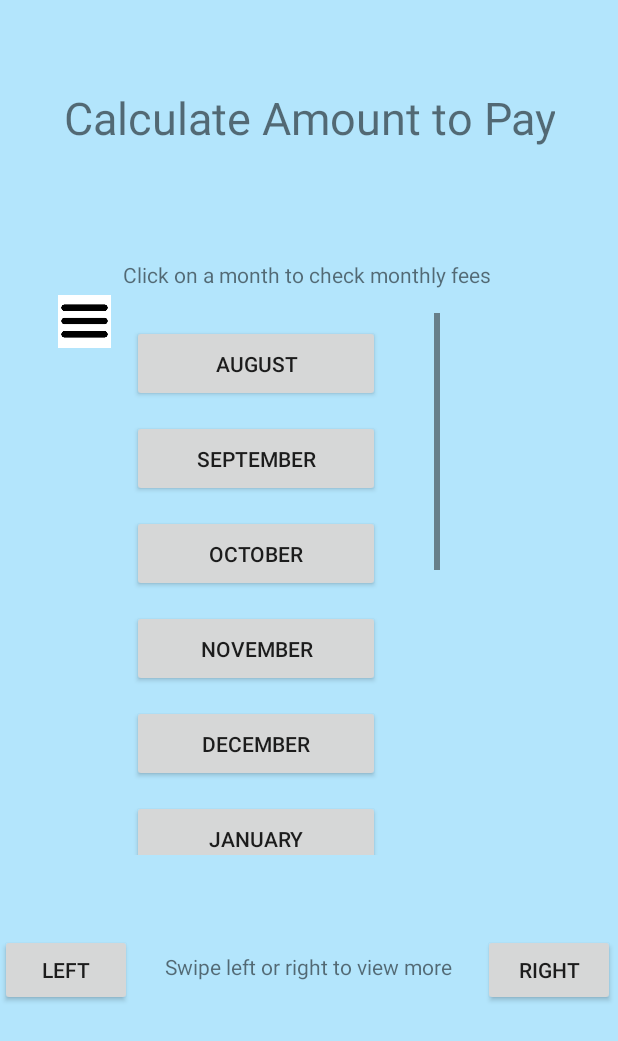
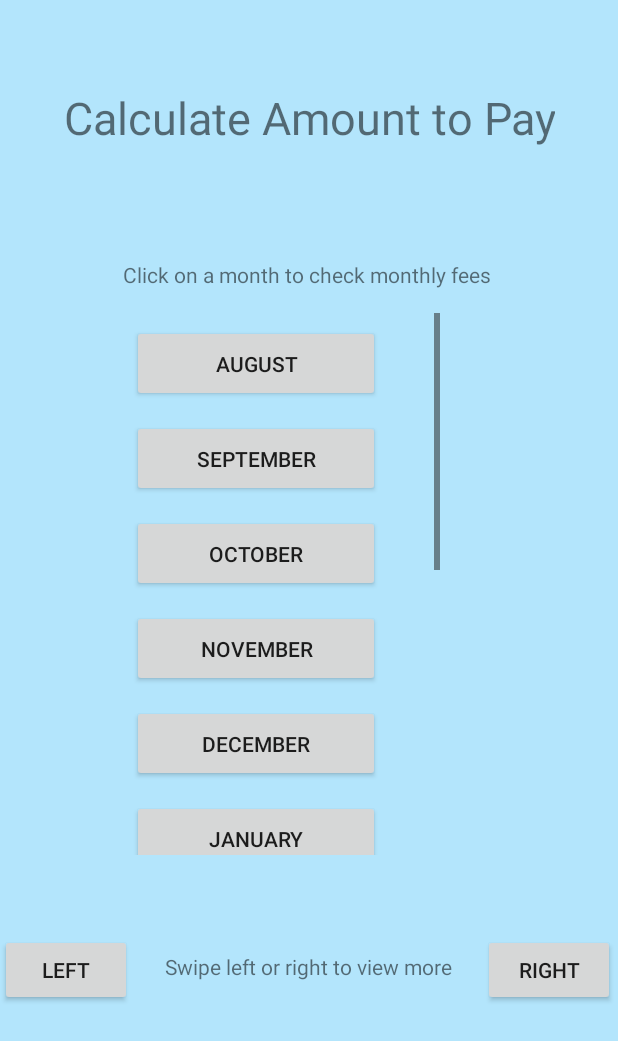
Before and after one commit to rbenwallace/comp-3004-group-project, an Android app: the layout fragment_calculate_amount_to_pay.xml on its own in the app's theme, with its tools: preview values and no code run, on a phone screen of 412 x 824 dp. Shown: the top 1041 px of the screen. Run offline under Robolectric (Android 15) with nearby library versions, the phone set to English and light mode, and no system bars.

Commit message:
ben is dumb
ben is dumb

```diff
--- a/Android/ourHouse/app/src/main/java/com/uniques/ourhouse/model/Event.java
+++ b/Android/ourHouse/app/src/main/java/com/uniques/ourhouse/model/Event.java
@@ -24,9 +24,9 @@ public class Event implements Model, Observable, Indexable {
     public static Event[] testEvents() {
         long now = new Date().getTime();
         return new Event[]{
-                new Event("Dishes", new Date(now + 1000000), new User("Victor", "", "", 0)),
-                new Event("Recycling Bin Day", new Date(now), new User("Ben", "", "", 0)),
-                new Event("Buy us a TV", new Date(now + 2000000), new User("Seb", "", "", 0))};
+                new Event("Dishes", new Date(now + 1000000), new User("Victor", "", "")),
+                new Event("Recycling Bin Day", new Date(now), new User("Ben", "", "")),
+                new Event("Buy us a TV", new Date(now + 2000000), new User("Seb", "", ""))};
     }
 
     public Event() {
--- a/Android/ourHouse/app/src/main/res/layout/fragment_calculate_amount_to_pay.xml
+++ b/Android/ourHouse/app/src/main/res/layout/fragment_calculate_amount_to_pay.xml
@@ -2,7 +2,6 @@
 <androidx.constraintlayout.widget.ConstraintLayout
     xmlns:android="http://schemas.android.com/apk/res/android"
     xmlns:app="http://schemas.android.com/apk/res-auto"
-    xmlns:tools="http://schemas.android.com/tools"
     android:background="@color/background_blue"
     android:id="@+id/main"
     android:layout_width="match_parent"
@@ -228,19 +227,5 @@
         app:layout_constraintTop_toTopOf="parent"
         app:layout_constraintVertical_bias="0.802" />
 
-    <ImageButton
-        android:id="@+id/HamburgerMenu"
-        android:layout_width="35dp"
-        android:layout_height="45dp"
-        android:background="@android:color/transparent"
-        android:scaleType="fitCenter"
-        android:src="@drawable/hamburger_menu"
-        app:layout_constraintBottom_toBottomOf="parent"
-        app:layout_constraintEnd_toEndOf="parent"
-        app:layout_constraintHorizontal_bias="0.103"
-        app:layout_constraintStart_toStartOf="parent"
-        app:layout_constraintTop_toTopOf="parent"
-        app:layout_constraintVertical_bias="0.246" />
-
 
 </androidx.constraintlayout.widget.ConstraintLayout>
```
Also changed, not shown: Android/ourHouse/app/src/main/java/com/uniques/ourhouse/controller/CalculateAmountToPayCtrl.java (+2 -29 lines), Android/ourHouse/app/src/main/java/com/uniques/ourhouse/controller/PerformanceCtrl.java (+3 -19 lines), Android/ourHouse/app/src/main/java/com/uniques/ourhouse/model/User.java (+1 -10 lines), Android/ourHouse/app/src/main/res/layout/year.xml (deleted, +0 -58 lines), Android/ourHouse/app/src/main/res/drawable/hamburger_menu.png (deleted).
